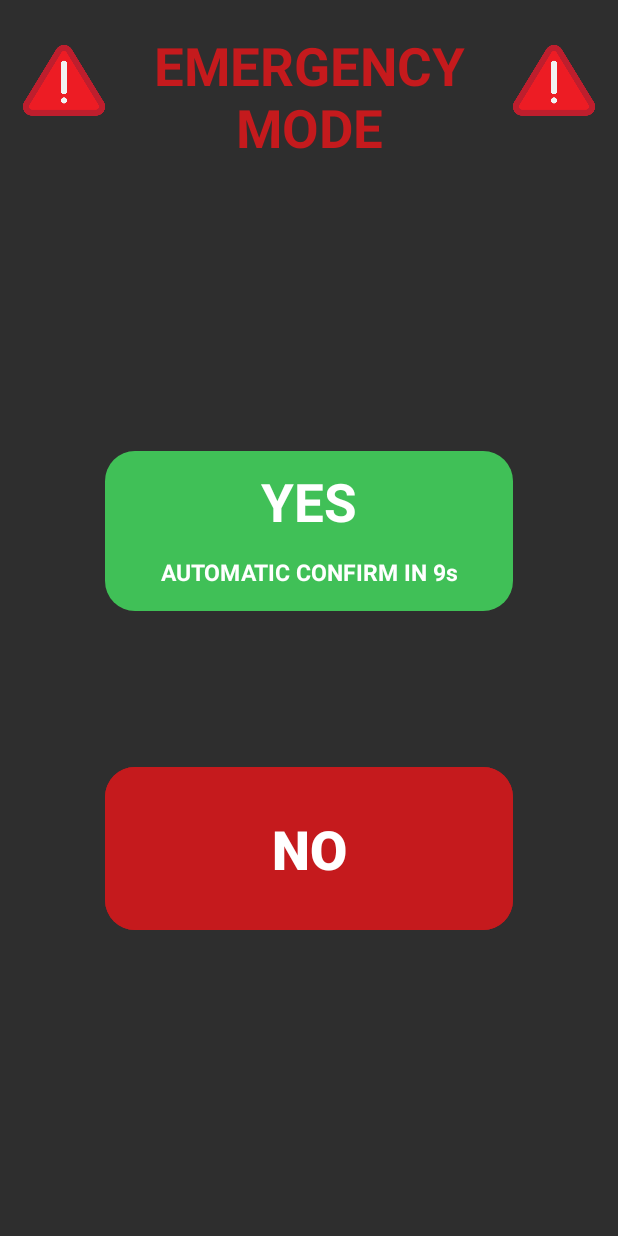
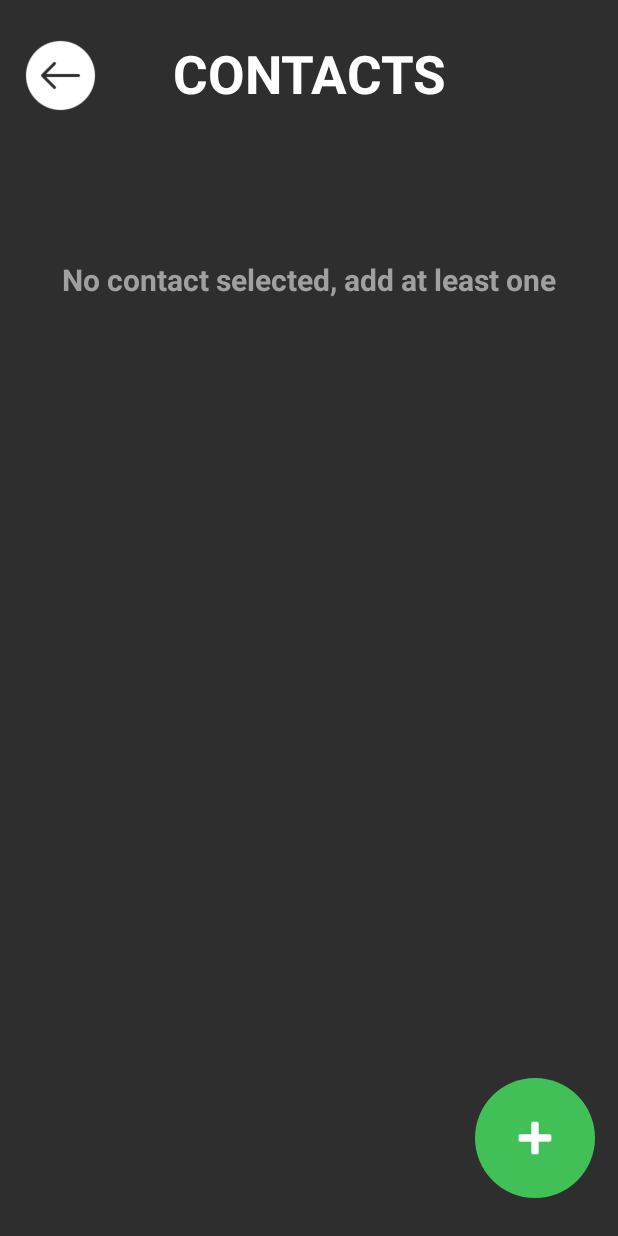
Before and after one commit to DanieleBertagnoli/ALFAF, an Android app: the screen it shows after launch (EmergencyMode before the commit, Contacts after it), after a tap on "settings button", on a phone screen of 412 x 824 dp. Run offline under Robolectric (Android 15) with nearby library versions, the phone set to English and light mode, and no system bars.

Commit message:
Contacts works

```diff
--- a/Application/app/src/main/AndroidManifest.xml
+++ b/Application/app/src/main/AndroidManifest.xml
@@ -3,6 +3,8 @@
     xmlns:tools="http://schemas.android.com/tools">
 
     <uses-permission android:name="android.permission.VIBRATE" />
+    <uses-permission android:name="android.permission.READ_CONTACTS" />
+
 
     <application
         android:allowBackup="true"
@@ -14,6 +16,9 @@
         android:supportsRtl="true"
         android:theme="@style/Theme.ALFAF"
         tools:targetApi="31">
+        <activity
+            android:name=".Contacts"
+            android:exported="false" />
         <activity
             android:name=".EmergencyMode"
             android:exported="false"
@@ -28,4 +33,5 @@
             </intent-filter>
         </activity>
     </application>
+
 </manifest>
--- /dev/null
+++ b/Application/app/src/main/java/com/project/alfaf/Contacts.java
@@ -0,0 +1,133 @@
+package com.project.alfaf;
+
+import android.content.Intent;
+import android.database.Cursor;
+import android.net.Uri;
+import android.os.Bundle;
+import android.provider.ContactsContract;
+import android.view.LayoutInflater;
+import android.view.View;
+import android.widget.ImageButton;
+import android.widget.LinearLayout;
+import android.widget.TextView;
+import androidx.activity.EdgeToEdge;
+import androidx.annotation.Nullable;
+import androidx.appcompat.app.AppCompatActivity;
+import androidx.core.graphics.Insets;
+import androidx.core.view.ViewCompat;
+import androidx.core.view.WindowInsetsCompat;
+import androidx.constraintlayout.widget.ConstraintLayout;
+
+public class Contacts extends AppCompatActivity {
+
+    private static final int PICK_CONTACT_REQUEST = 1;
+
+    private TextView priorityInfo;
+    private TextView noContacts;
+    private LinearLayout contactListContainer;
+
+    @Override
+    protected void onCreate(Bundle savedInstanceState) {
+        super.onCreate(savedInstanceState);
+        EdgeToEdge.enable(this);
+        setContentView(R.layout.activity_contacts);
+
+        ViewCompat.setOnApplyWindowInsetsListener(findViewById(R.id.main), (v, insets) -> {
+            Insets systemBars = insets.getInsets(WindowInsetsCompat.Type.systemBars());
+            v.setPadding(systemBars.left, systemBars.top, systemBars.right, systemBars.bottom);
+            return insets;
+        });
+
+        priorityInfo = findViewById(R.id.priority_info_txt);
+        priorityInfo.setVisibility(View.INVISIBLE);
+
+        noContacts = findViewById(R.id.no_contacts_txt);
+        noContacts.setVisibility(View.VISIBLE);
+
+        contactListContainer = findViewById(R.id.contact_list_container);
+
+        // Add event listener to add contact button
+        ImageButton addContactBtn = findViewById(R.id.add_contact_btn);
+        addContactBtn.setOnClickListener(v -> {
+            priorityInfo.setVisibility(View.VISIBLE); // Turn on the priority info text
+            noContacts.setVisibility(View.INVISIBLE); // Turn off the no contacts text
+
+            pickContact();
+        });
+    }
+
+    private void pickContact() {
+        Intent pickContactIntent = new Intent(Intent.ACTION_PICK, ContactsContract.Contacts.CONTENT_URI);
+        startActivityForResult(pickContactIntent, PICK_CONTACT_REQUEST);
+    }
+
+    @Override
+    protected void onActivityResult(int requestCode, int resultCode, @Nullable Intent data) {
+        super.onActivityResult(requestCode, resultCode, data);
+        if (requestCode == PICK_CONTACT_REQUEST && resultCode == RESULT_OK) {
+            if (data != null) {
+                Uri contactUri = data.getData();
+                if (contactUri != null) {
+                    String contactName = getContactName(contactUri);
+                    if (contactName != null) {
+                        addContact(contactName);
+                    }
+                }
+            }
+        }
+    }
+
+    private String getContactName(Uri contactUri) {
+        String contactName = null;
+        Cursor cursor = getContentResolver().query(contactUri, null, null, null, null);
+        if (cursor != null && cursor.moveToFirst()) {
+            int nameIndex = cursor.getColumnIndex(ContactsContract.Contacts.DISPLAY_NAME);
+            contactName = cursor.getString(nameIndex);
+            cursor.close();
+        }
+        return contactName;
+    }
+
+    private void addContact(String contactName) {
+        LayoutInflater inflater = LayoutInflater.from(this);
+        ConstraintLayout contactLayout = (ConstraintLayout) inflater.inflate(R.layout.contact_layout, null);
+
+        TextView contactNameTextView = contactLayout.findViewById(R.id.contact_name);
+        contactNameTextView.setText(contactName);
+
+        ImageButton deleteButton = contactLayout.findViewById(R.id.delete_contact);
+        ImageButton prioritizeButton = contactLayout.findViewById(R.id.prioritize_contact);
+
+        deleteButton.setOnClickListener(v -> {
+            contactListContainer.removeView(contactLayout);
+            updatePrioritizeButtonsVisibility();
+            if (contactListContainer.getChildCount() == 0) {
+                priorityInfo.setVisibility(View.INVISIBLE);
+                noContacts.setVisibility(View.VISIBLE);
+            }
+        });
+
+        prioritizeButton.setOnClickListener(v -> {
+            contactListContainer.removeView(contactLayout);
+            contactListContainer.addView(contactLayout, 0);
+            updatePrioritizeButtonsVisibility();
+        });
+
+        // Add the contact layout to the LinearLayout inside the ScrollView
+        contactListContainer.addView(contactLayout);
+        updatePrioritizeButtonsVisibility();
+    }
+
+    private void updatePrioritizeButtonsVisibility() {
+        int childCount = contactListContainer.getChildCount();
+        for (int i = 0; i < childCount; i++) {
+            View contactLayout = contactListContainer.getChildAt(i);
+            ImageButton prioritizeButton = contactLayout.findViewById(R.id.prioritize_contact);
+            if (i == 0) {
+                prioritizeButton.setVisibility(View.INVISIBLE);
+            } else {
+                prioritizeButton.setVisibility(View.VISIBLE);
+            }
+        }
+    }
+}
--- a/Application/app/src/main/java/com/project/alfaf/MainActivity.java
+++ b/Application/app/src/main/java/com/project/alfaf/MainActivity.java
@@ -52,7 +52,7 @@ public class MainActivity extends AppCompatActivity {
         // Add event listener to settings button
         ImageButton settingsBtn = findViewById(R.id.settings_btn);
         settingsBtn.setOnClickListener(v -> {
-            Intent intent = new Intent(this, EmergencyMode.class); // Assuming SettingsActivity
+            Intent intent = new Intent(this, Contacts.class); // Assuming SettingsActivity
             startActivity(intent);
         });
     }
--- /dev/null
+++ b/Application/app/src/main/res/drawable/rounded_btn.xml
@@ -0,0 +1,5 @@
+<?xml version="1.0" encoding="UTF-8"?>
+<shape xmlns:android="http://schemas.android.com/apk/res/android">
+    <solid android:color="#40C057"/>
+    <corners android:radius="1000dp"/>
+</shape>
--- /dev/null
+++ b/Application/app/src/main/res/layout/activity_contacts.xml
@@ -0,0 +1,106 @@
+<?xml version="1.0" encoding="utf-8"?>
+<androidx.constraintlayout.widget.ConstraintLayout xmlns:android="http://schemas.android.com/apk/res/android"
+    xmlns:app="http://schemas.android.com/apk/res-auto"
+    xmlns:tools="http://schemas.android.com/tools"
+    android:id="@+id/main"
+    android:layout_width="match_parent"
+    android:layout_height="match_parent"
+    android:background="#2E2E2E"
+    tools:context=".Contacts">
+
+    <TextView
+        android:id="@+id/contacts_title"
+        android:layout_width="0dp"
+        android:layout_height="wrap_content"
+        android:layout_marginTop="25dp"
+        android:text="CONTACTS"
+        android:textAlignment="center"
+        android:textColor="@color/white"
+        android:textSize="35sp"
+        android:textStyle="bold"
+        app:layout_constraintEnd_toEndOf="parent"
+        app:layout_constraintStart_toStartOf="parent"
+        app:layout_constraintTop_toTopOf="parent" />
+
+    <ImageView
+        android:id="@+id/back_btn_contacts"
+        android:layout_width="50dp"
+        android:layout_height="50dp"
+        android:layout_marginStart="15dp"
+        android:layout_marginTop="25dp"
+        android:importantForAccessibility="no"
+        app:layout_constraintStart_toStartOf="parent"
+        app:layout_constraintTop_toTopOf="parent"
+        app:srcCompat="@drawable/back_icon"/>
+
+    <ImageButton
+        android:id="@+id/add_contact_btn"
+        android:layout_width="80dp"
+        android:layout_height="80dp"
+        android:layout_marginEnd="15dp"
+        android:layout_marginBottom="25dp"
+        android:clickable="true"
+        android:focusable="true"
+        android:importantForAccessibility="no"
+        app:layout_constraintBottom_toBottomOf="parent"
+        app:layout_constraintEnd_toEndOf="parent"
+        android:background="@drawable/rounded_btn"
+        app:srcCompat="@android:drawable/ic_input_add"
+        app:tint="@color/white"
+        android:padding="20dp"
+        android:scaleType="fitXY"/>
+
+    <TextView
+        android:id="@+id/no_contacts_txt"
+        android:layout_width="0dp"
+        android:layout_height="wrap_content"
+        android:layout_marginStart="20dp"
+        android:layout_marginTop="100dp"
+        android:layout_marginEnd="20dp"
+        android:text="No contact selected, add at least one"
+        android:textAlignment="center"
+        android:textColor="#A0A0A0"
+        android:textStyle="bold"
+        android:textSize="20sp"
+        app:layout_constraintEnd_toEndOf="parent"
+        app:layout_constraintStart_toStartOf="parent"
+        app:layout_constraintTop_toBottomOf="@+id/contacts_title" />
+
+    <TextView
+        android:id="@+id/priority_info_txt"
+        android:layout_width="0dp"
+        android:layout_height="wrap_content"
+        android:layout_marginStart="20dp"
+        android:layout_marginTop="40dp"
+        android:text="= Higher priority"
+        android:textAlignment="center"
+        android:textColor="#A0A0A0"
+        android:textSize="20sp"
+        android:textStyle="bold"
+        app:layout_constraintStart_toStartOf="parent"
+        app:layout_constraintTop_toBottomOf="@+id/contacts_title"
+        android:visibility="invisible"/>
+
+    <ScrollView
+        android:id="@+id/contact_list"
+        android:layout_width="match_parent"
+        android:layout_height="0dp"
+        android:layout_marginStart="1dp"
+        android:layout_marginTop="20dp"
+        android:layout_marginEnd="1dp"
+        android:layout_marginBottom="1dp"
+        app:layout_constraintBottom_toTopOf="@+id/add_contact_btn"
+        app:layout_constraintEnd_toEndOf="parent"
+        app:layout_constraintStart_toStartOf="parent"
+        app:layout_constraintTop_toBottomOf="@+id/priority_info_txt">
+
+        <LinearLayout
+            android:id="@+id/contact_list_container"
+            android:layout_width="match_parent"
+            android:layout_height="wrap_content"
+            android:orientation="vertical">
+        </LinearLayout>
+    </ScrollView>
+
+
+</androidx.constraintlayout.widget.ConstraintLayout>
--- a/Application/app/src/main/res/layout/activity_emergency_mode.xml
+++ b/Application/app/src/main/res/layout/activity_emergency_mode.xml
@@ -18,6 +18,8 @@
         android:background="@drawable/rounded_layout"
         android:paddingTop="10dp"
         android:paddingBottom="15dp"
+        android:clickable="true"
+        android:focusable="true"
         app:layout_constraintBottom_toTopOf="@+id/revert_btn"
         app:layout_constraintEnd_toEndOf="parent"
         app:layout_constraintStart_toStartOf="parent">
@@ -78,7 +80,6 @@
         android:textSize="35sp"
         android:textStyle="bold"
         app:layout_constraintEnd_toStartOf="@+id/alert_img_2"
-        app:layout_constraintHorizontal_bias="1.0"
         app:layout_constraintStart_toEndOf="@+id/alert_img"
         app:layout_constraintTop_toTopOf="parent" />
 
```
Also changed, not shown: Application/app/src/main/res/layout/contact_layout.xml (added, +70 -0 lines), Application/app/src/main/res/drawable/back_icon.png (added), Application/app/src/main/res/drawable/priority_icon.png (added), Application/app/src/main/res/drawable/trash_icon.png (added).
